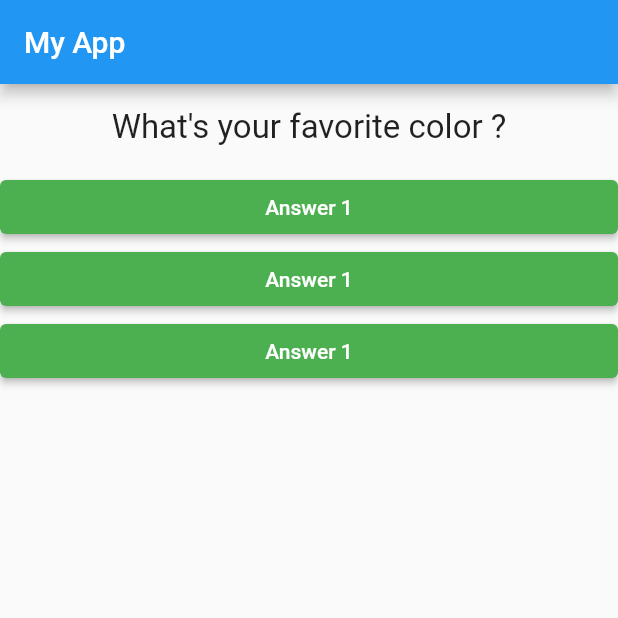
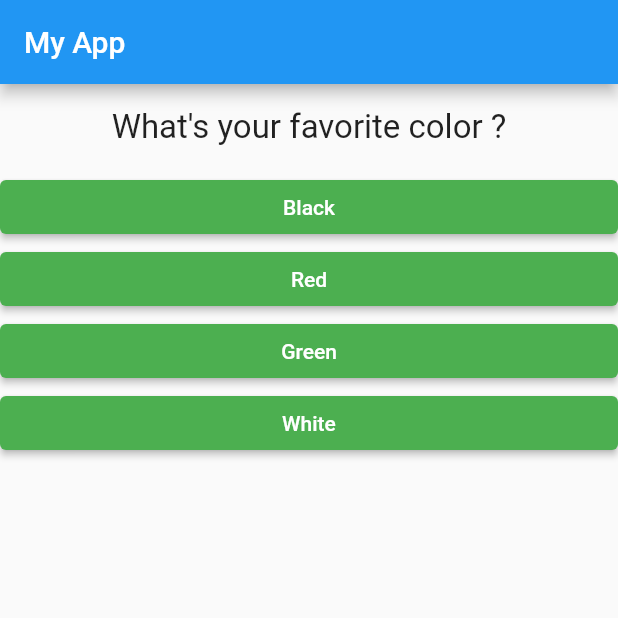
Before and after one commit to songhee24/flutter_begin, a Flutter app: the screen it shows after launch, on a phone screen of 412 x 824 dp, the top half of it. Run offline on Flutter 3.47's test engine with Material 2 defaults, Android fonts, the phone set to English and light mode, and no system bars.

```diff
--- a/lib/answer.dart
+++ b/lib/answer.dart
@@ -4,18 +4,18 @@ class Answer extends StatelessWidget {
   final VoidCallback? selectHandler;
   final String? answerText;
 
-  const Answer({super.key, this.selectHandler, this.answerText});
+  const Answer({super.key, this.selectHandler, this.answerText = 'alt text'});
 
   @override
   Widget build(BuildContext context) {
-    return Container(
+    return SizedBox(
       width: double.infinity,
       child: ElevatedButton(
           style: ButtonStyle(
             backgroundColor: MaterialStateProperty.all(Colors.green),
           ),
           onPressed: selectHandler!,
-          child: const Text('Answer 1')),
+          child: Text(answerText!)),
     );
   }
 }
--- a/lib/main.dart
+++ b/lib/main.dart
@@ -52,9 +52,9 @@ class _MyAppWithState extends State<MyApp> {
           Question(
             questionText: questions[_questionIndex]['questionText'] as String,
           ),
-          Answer(selectHandler: _answerQuestion),
-          Answer(selectHandler: _answerQuestion),
-          Answer(selectHandler: _answerQuestion),
+         ...(questions[_questionIndex]['answers'] as List<String>).map((answer) {
+          return Answer(selectHandler: _answerQuestion, answerText: answer,);
+         }).toList()
         ],
       ),
     ));
```
